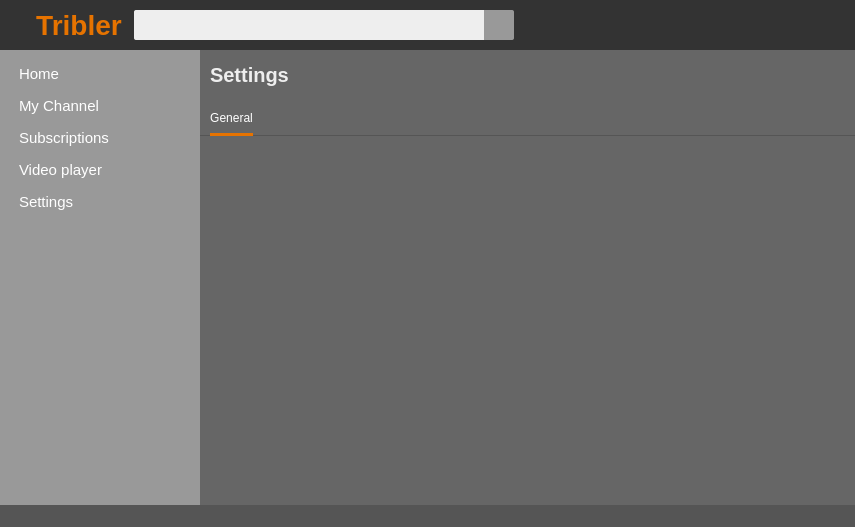
Qt form TriblerGUI/qt_resources/mainwindow.ui (devos50/TriblerGUI) before a commit.
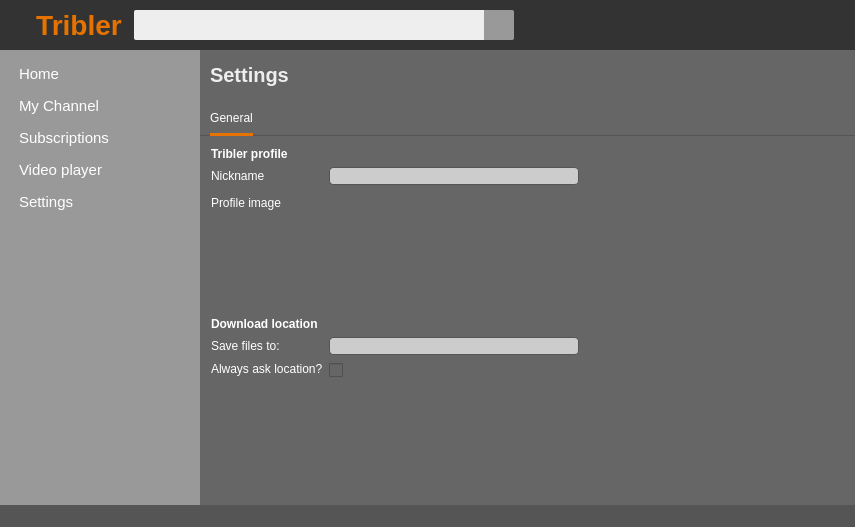
The same form after that commit. The open tabs and pages were chosen to show the change. Icons and pictures are not drawn. Custom widgets are drawn as their Qt base class.

Commit message: Started designing the settings window

```diff
--- a/TriblerGUI/qt_resources/mainwindow.ui
+++ b/TriblerGUI/qt_resources/mainwindow.ui
@@ -1242,17 +1242,162 @@
            </widget>
           </item>
           <item>
-           <spacer name="verticalSpacer_2">
-            <property name="orientation">
-             <enum>Qt::Vertical</enum>
-            </property>
-            <property name="sizeHint" stdset="0">
-             <size>
-              <width>20</width>
-              <height>40</height>
-             </size>
-            </property>
-           </spacer>
+           <widget class="QStackedWidget" name="settings_stacked_widget">
+            <widget class="QWidget" name="settings_general_tab">
+             <layout class="QFormLayout" name="formLayout">
+              <property name="labelAlignment">
+               <set>Qt::AlignLeading|Qt::AlignLeft|Qt::AlignTop</set>
+              </property>
+              <property name="formAlignment">
+               <set>Qt::AlignLeading|Qt::AlignLeft|Qt::AlignTop</set>
+              </property>
+              <item row="0" column="0">
+               <widget class="QLabel" name="tribler_profile_header_label">
+                <property name="styleSheet">
+                 <string notr="true">color: white;
+font-weight: bold;</string>
+                </property>
+                <property name="text">
+                 <string>Tribler profile</string>
+                </property>
+               </widget>
+              </item>
+              <item row="1" column="0">
+               <widget class="QLabel" name="label_2">
+                <property name="styleSheet">
+                 <string notr="true">color: white;</string>
+                </property>
+                <property name="text">
+                 <string>Nickname</string>
+                </property>
+               </widget>
+              </item>
+              <item row="1" column="1">
+               <widget class="QLineEdit" name="lineEdit">
+                <property name="sizePolicy">
+                 <sizepolicy hsizetype="Fixed" vsizetype="Fixed">
+                  <horstretch>0</horstretch>
+                  <verstretch>0</verstretch>
+                 </sizepolicy>
+                </property>
+                <property name="minimumSize">
+                 <size>
+                  <width>250</width>
+                  <height>0</height>
+                 </size>
+                </property>
+                <property name="maximumSize">
+                 <size>
+                  <width>250</width>
+                  <height>16777215</height>
+                 </size>
+                </property>
+                <property name="styleSheet">
+                 <string notr="true">border: 1px solid #555;
+background-color: #ccc;
+border-radius: 4px;</string>
+                </property>
+               </widget>
+              </item>
+              <item row="2" column="0">
+               <widget class="QLabel" name="label_3">
+                <property name="styleSheet">
+                 <string notr="true">color: white;</string>
+                </property>
+                <property name="text">
+                 <string>Profile image</string>
+                </property>
+               </widget>
+              </item>
+              <item row="2" column="1">
+               <widget class="QToolButton" name="toolButton">
+                <property name="minimumSize">
+                 <size>
+                  <width>120</width>
+                  <height>120</height>
+                 </size>
+                </property>
+                <property name="styleSheet">
+                 <string notr="true">background: none;
+border: none;</string>
+                </property>
+                <property name="text">
+                 <string/>
+                </property>
+               </widget>
+              </item>
+              <item row="3" column="0">
+               <widget class="QLabel" name="label_4">
+                <property name="styleSheet">
+                 <string notr="true">color: white;
+font-weight: bold;</string>
+                </property>
+                <property name="text">
+                 <string>Download location</string>
+                </property>
+               </widget>
+              </item>
+              <item row="4" column="0">
+               <widget class="QLabel" name="label_5">
+                <property name="styleSheet">
+                 <string notr="true">color: white;</string>
+                </property>
+                <property name="text">
+                 <string>Save files to:</string>
+                </property>
+               </widget>
+              </item>
+              <item row="4" column="1">
+               <widget class="QLineEdit" name="lineEdit_2">
+                <property name="sizePolicy">
+                 <sizepolicy hsizetype="Fixed" vsizetype="Fixed">
+                  <horstretch>0</horstretch>
+                  <verstretch>0</verstretch>
+                 </sizepolicy>
+                </property>
+                <property name="minimumSize">
+                 <size>
+                  <width>250</width>
+                  <height>0</height>
+                 </size>
+                </property>
+                <property name="maximumSize">
+                 <size>
+                  <width>250</width>
+                  <height>16777215</height>
+                 </size>
+                </property>
+                <property name="styleSheet">
+                 <string notr="true">border: 1px solid #555;
+background-color: #ccc;
+border-radius: 4px;</string>
+                </property>
+               </widget>
+              </item>
+              <item row="5" column="0">
+               <widget class="QLabel" name="label_6">
+                <property name="styleSheet">
+                 <string notr="true">color: white;</string>
+                </property>
+                <property name="text">
+                 <string>Always ask location?</string>
+                </property>
+               </widget>
+              </item>
+              <item row="5" column="1">
+               <widget class="QCheckBox" name="checkBox">
+                <property name="styleSheet">
+                 <string notr="true">margin-top: 2px;</string>
+                </property>
+                <property name="text">
+                 <string/>
+                </property>
+               </widget>
+              </item>
+             </layout>
+            </widget>
+            <widget class="QWidget" name="page_2"/>
+           </widget>
           </item>
          </layout>
         </widget>
```
Left out of the diff: 2 changed lines with no effect on the pictures. The commit also changes 1 other file.
